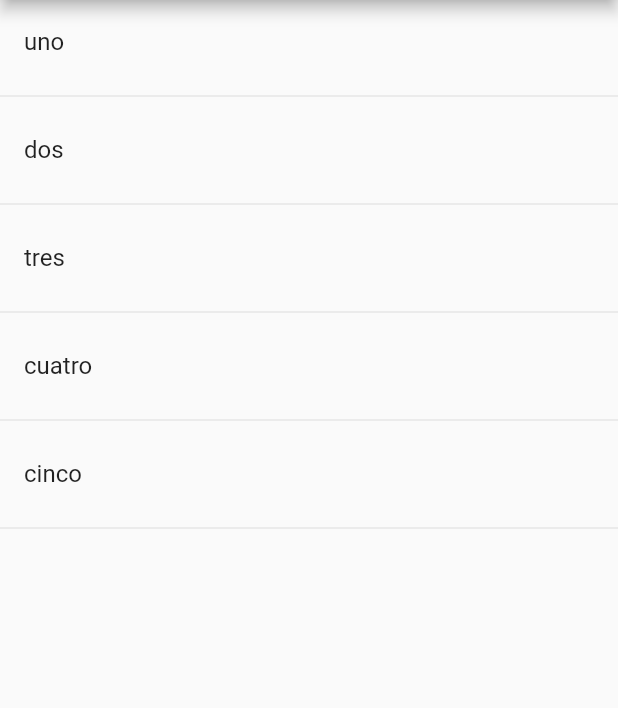
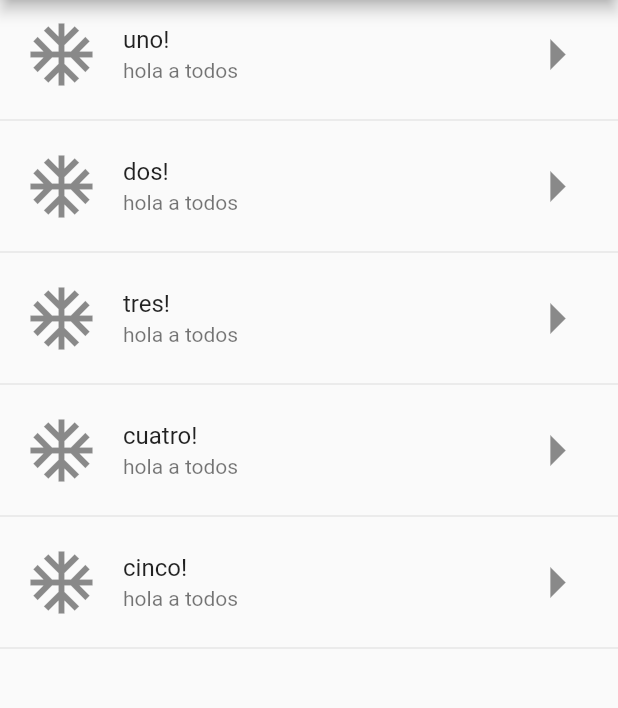
Before and after one commit to shamuelxd4/proyecto_2_flutter, a Flutter app: the screen it shows after launch, on a phone screen of 412 x 824 dp, the part 84-792 px from its top. Run offline on Flutter 3.47's test engine with Material 2 defaults, Android fonts, the phone set to English and light mode, and no system bars.

Commit message:
agregando iconos en _crearItemsCorta title, subtitle , iconos izq der y su onTap"al precionar"

```diff
--- a/lib/src/page/home_temp.dart
+++ b/lib/src/page/home_temp.dart
@@ -11,7 +11,7 @@ class HomePageTemp extends StatelessWidget {
         title: Text('componentes temp'),
       ),
       body: ListView(
-        children: _crearItems()
+        children: _crearItemsCorta()
       ),
     );
   }
@@ -31,6 +31,23 @@ class HomePageTemp extends StatelessWidget {
     return lista;
   }
 
+  List<Widget> _crearItemsCorta() {
+    return opciones.map(( item ){
+      return Column(
+        children: <Widget>[
+          ListTile(
+            title: Text(item+'!'),
+            subtitle: Text('hola a todos'),
+            leading: Icon(Icons.ac_unit, size: 50.0,),
+            trailing: Icon(Icons.arrow_right, size: 50.0,),
+            onTap: (){ },
+          ),
+          Divider()
+        ],
+      );
+    }).toList();
+
+  }
 
 
 
```
